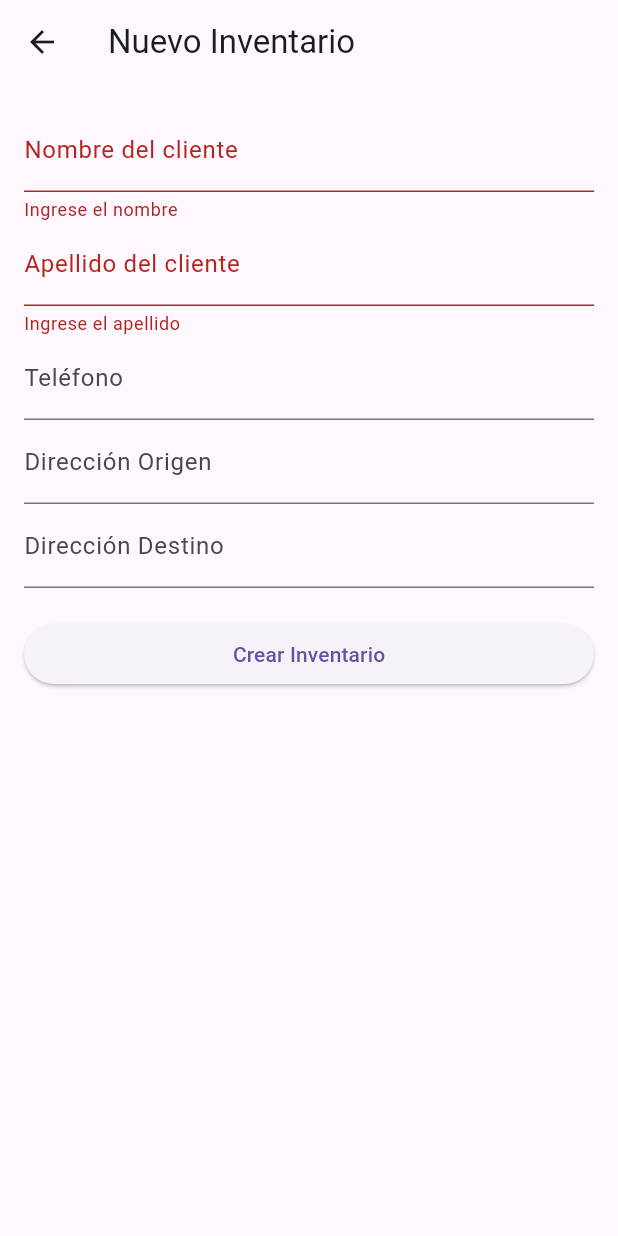
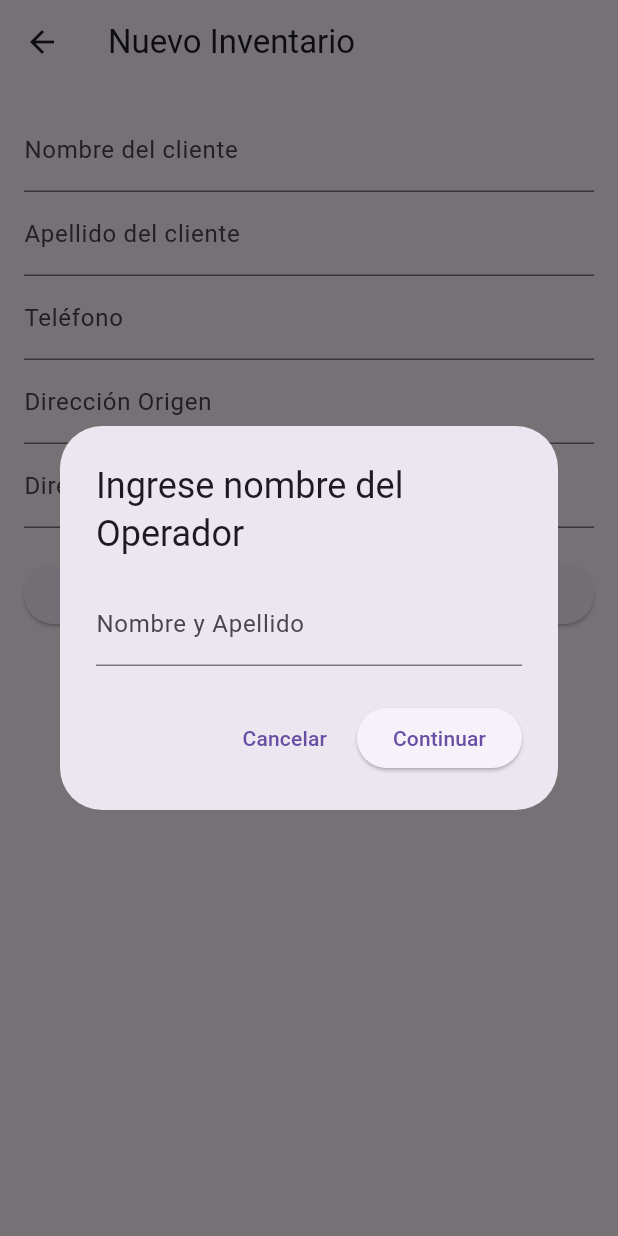
Before and after one commit to mario8799/mudanza_inventario, a Flutter app: the CreateInventarioScreen screen opened directly, after a tap on "Crear Inventario", on a phone screen of 412 x 824 dp. Run offline on Flutter 3.47's test engine with Material 3 defaults, Android fonts, the phone set to English and light mode, and no system bars; our stand-ins replace pdf, printing, signature, sqflite; accounts and stored records are empty.

Commit message:
Nueva solicitud de nombre y eliminacion de pantallas

```diff
--- a/lib/database/database_helper.dart
+++ b/lib/database/database_helper.dart
@@ -42,6 +42,7 @@ class DatabaseHelper {
       fechaCreacion TEXT,
       fechaActualizacion TEXT,
       fechaCierre TEXT,
+      nombreOperador TEXT,
       firmaOperador BLOB,
       firmaCliente BLOB,
       estado_sync INTEGER DEFAULT 0,
--- a/lib/models/inventario.dart
+++ b/lib/models/inventario.dart
@@ -15,6 +15,7 @@ class Inventario {
   final String fechaActualizacion;
   final String? fechaCierre;
 
+  final String nombreOperador;
   final String? firmaOperador;
   final String? firmaCliente;
 
@@ -23,6 +24,7 @@ class Inventario {
   final String? fechaEliminacion;
 
   final int activo;
+
 
   Inventario({
     this.id,
@@ -42,6 +44,7 @@ class Inventario {
     this.eliminado = 0,
     this.fechaEliminacion,
     required this.activo,
+    required this.nombreOperador,
   });
 
   Map<String, dynamic> toMap() {
--- a/lib/screens/create_inventario_screen.dart
+++ b/lib/screens/create_inventario_screen.dart
@@ -4,12 +4,11 @@ import '../models/inventario.dart';
 import 'inventario_screen.dart';
 import 'dart:math';
 import 'package:uuid/uuid.dart';
+import '../services/solicitarNombreFirma.dart';
+import '../services/pdf_service.dart'; // 🔹 Asegúrate de importar PdfService
 
 class CreateInventarioScreen extends StatefulWidget {
-  // 1. Movemos la variable aquí adentro
   final int? inventarioId;
-
-  // 2. Insertamos TU línea aquí (reemplazando la anterior):
   const CreateInventarioScreen({super.key, this.inventarioId});
 
   @override
@@ -33,7 +32,20 @@ class _CreateInventarioScreenState extends State<CreateInventarioScreen> {
     );
   }
 
-  Future<void> guardarInventario() async {
+  Future<void> crearInventarioConOperador() async {
+    // 1️⃣ Pedir nombre del operador
+    final nombreOperador = await solicitarNombreFirma(
+      context,
+      "Ingrese nombre del Operador",
+    );
+
+    if (nombreOperador == null) return; // Canceló
+
+    // 2️⃣ Guardar inventario en DB y obtener el ID
+    await guardarInventario(nombreOperador: nombreOperador);
+  }
+
+  Future<void> guardarInventario({required String nombreOperador}) async {
     if (!_formKey.currentState!.validate()) return;
 
     final db = await DatabaseHelper.instance.database;
@@ -53,12 +65,26 @@ class _CreateInventarioScreenState extends State<CreateInventarioScreen> {
       fechaCreacion: ahora,
       fechaActualizacion: ahora,
       activo: 1,
+      nombreOperador: nombreOperador,
     );
 
+    // Insertamos en la DB
     final id = await db.insert('inventarios', nuevoInventario.toMap());
 
     if (!mounted) return;
 
+    // 🔹 Opcional: Generar PDF inmediatamente y pasar nombreOperador
+    // Aquí puedes pasar cualquier lista de artículos y tipo de PDF que quieras
+    await PdfService.generarPdf(
+      inventario: nuevoInventario.toMap(),
+      articulos: [], // 🔹 Pon tus artículos reales aquí
+      tipo: "NORMAL",
+      nombreArchivo: "Inventario_$numeroGenerado.pdf",
+      nombreOperador: nombreOperador, // ✅ El operador llega aquí
+      fechaInventario: DateTime.now(),
+    );
+
+    // Navegar a la pantalla de inventario
     Navigator.pushReplacement(
       context,
       MaterialPageRoute(
@@ -106,7 +132,7 @@ class _CreateInventarioScreenState extends State<CreateInventarioScreen> {
               ),
               const SizedBox(height: 20),
               ElevatedButton(
-                onPressed: guardarInventario,
+                onPressed: crearInventarioConOperador, // ✅ Llama al método correcto
                 child: const Text("Crear Inventario"),
               )
             ],
--- /dev/null
+++ b/lib/services/solicitarNombreFirma.dart
@@ -0,0 +1,34 @@
+import 'package:flutter/material.dart';
+
+Future<String?> solicitarNombreFirma(BuildContext context, String titulo) async {
+  TextEditingController controller = TextEditingController();
+
+  return await showDialog<String>(
+    context: context,
+    builder: (context) {
+      return AlertDialog(
+        title: Text(titulo),
+        content: TextField(
+          controller: controller,
+          decoration: const InputDecoration(
+            labelText: "Nombre y Apellido",
+          ),
+        ),
+        actions: [
+          TextButton(
+            onPressed: () => Navigator.pop(context),
+            child: const Text("Cancelar"),
+          ),
+          ElevatedButton(
+            onPressed: () {
+              if (controller.text.trim().isNotEmpty) {
+                Navigator.pop(context, controller.text.trim());
+              }
+            },
+            child: const Text("Continuar"),
+          ),
+        ],
+      );
+    },
+  );
+}
```
Also changed, not shown: lib/services/pdf_generator_service.dart (+5 -2 lines), lib/services/pdf_service.dart (+21 -27 lines).
